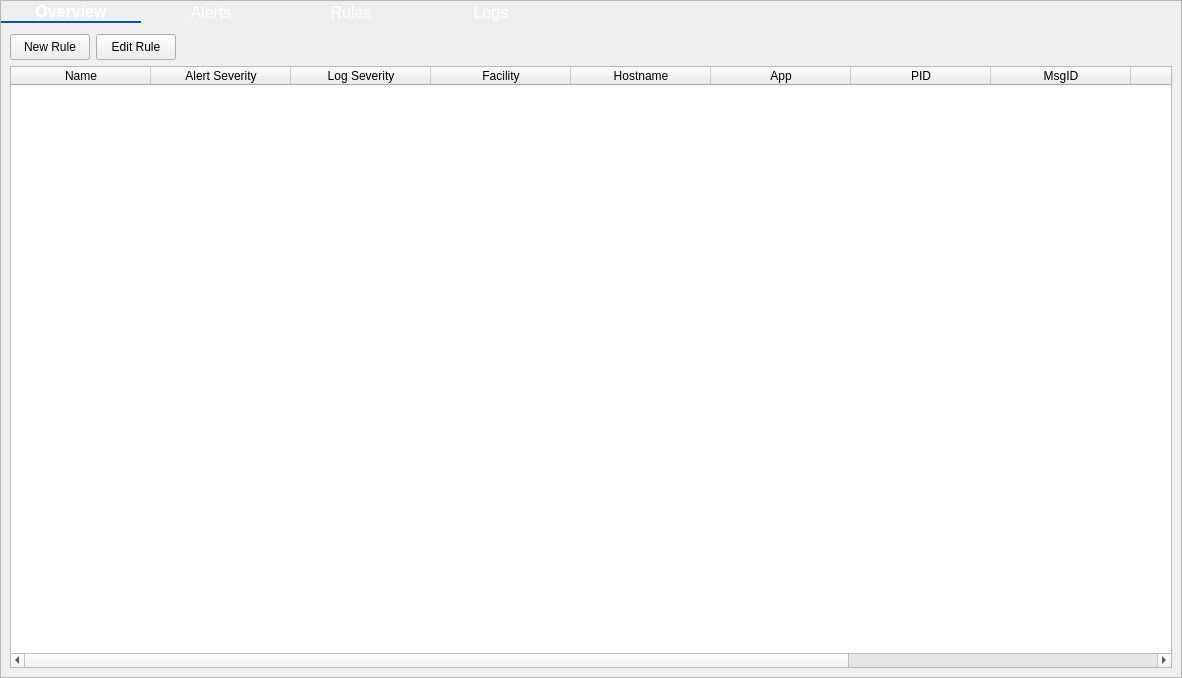
This is mainwindow.ui in josschi95/OTIS as Qt 5 draws it before an edit. The edited form follows.
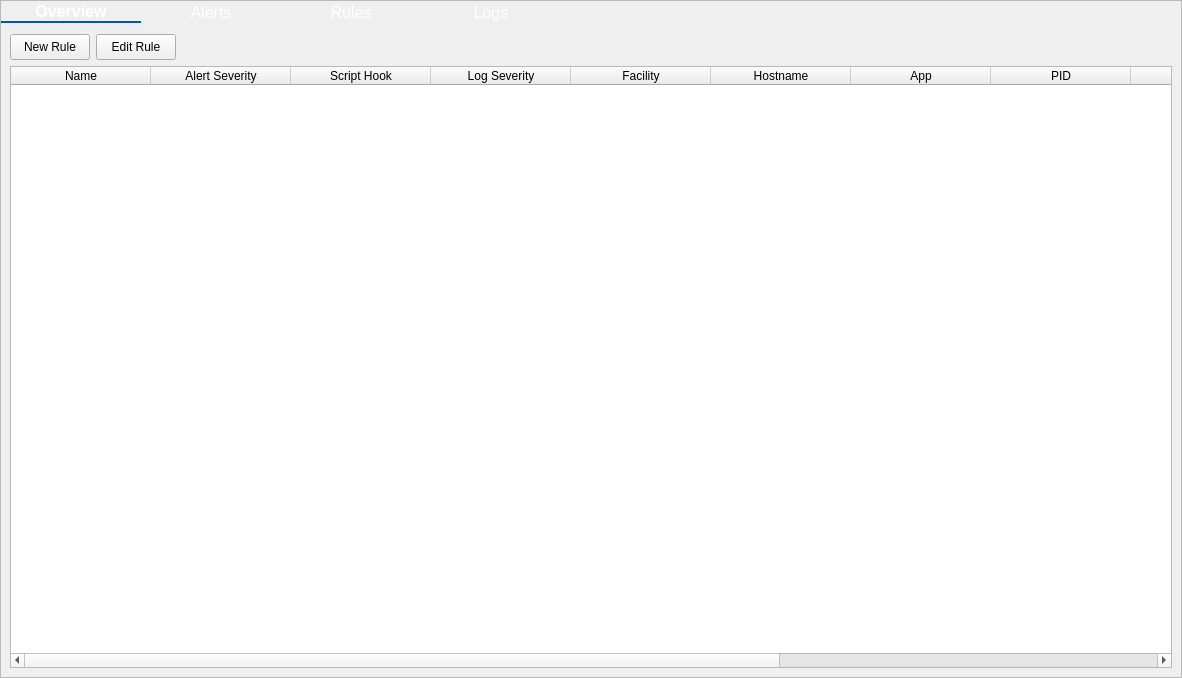
This is the edited form. The open tabs and pages were chosen to show the change. Custom widgets are drawn as their Qt base class.

Commit message: Added visual/auditory cues for alerts, script hooks

```diff
--- a/mainwindow.ui
+++ b/mainwindow.ui
@@ -508,6 +508,11 @@
                   <string>Alert Severity</string>
                  </property>
                 </column>
+                <column>
+                 <property name="text">
+                  <string>Script Hook</string>
+                 </property>
+                </column>
                 <column>
                  <property name="text">
                   <string>Log Severity</string>
```
Left out of the diff: 4 changed lines with no effect on the pictures. The commit also changes 12 other files.
